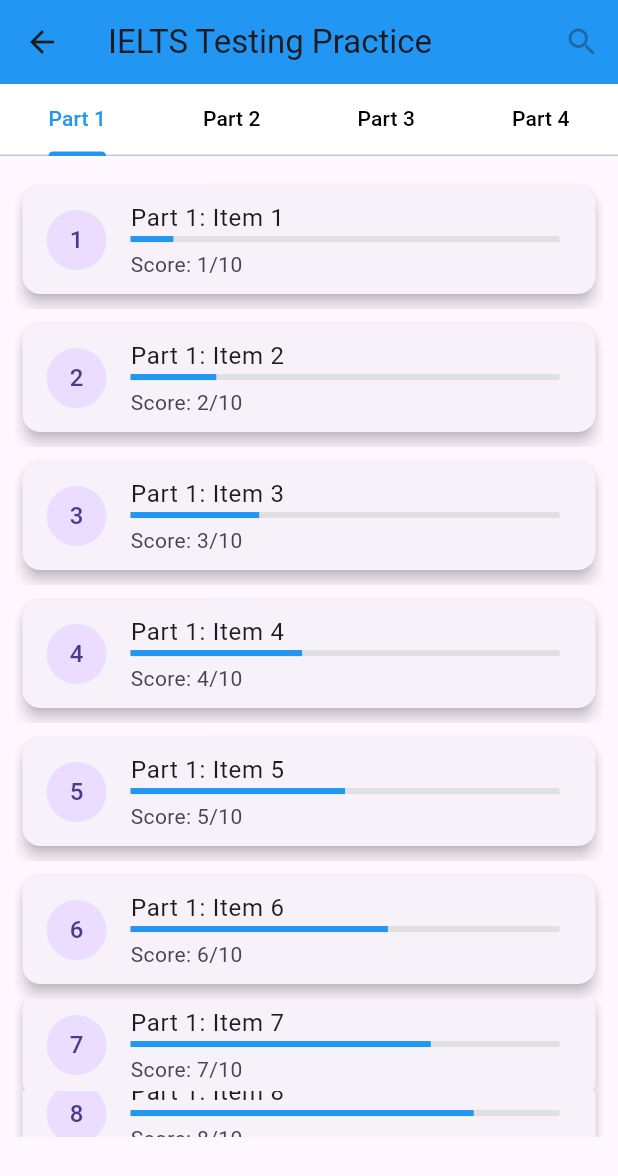
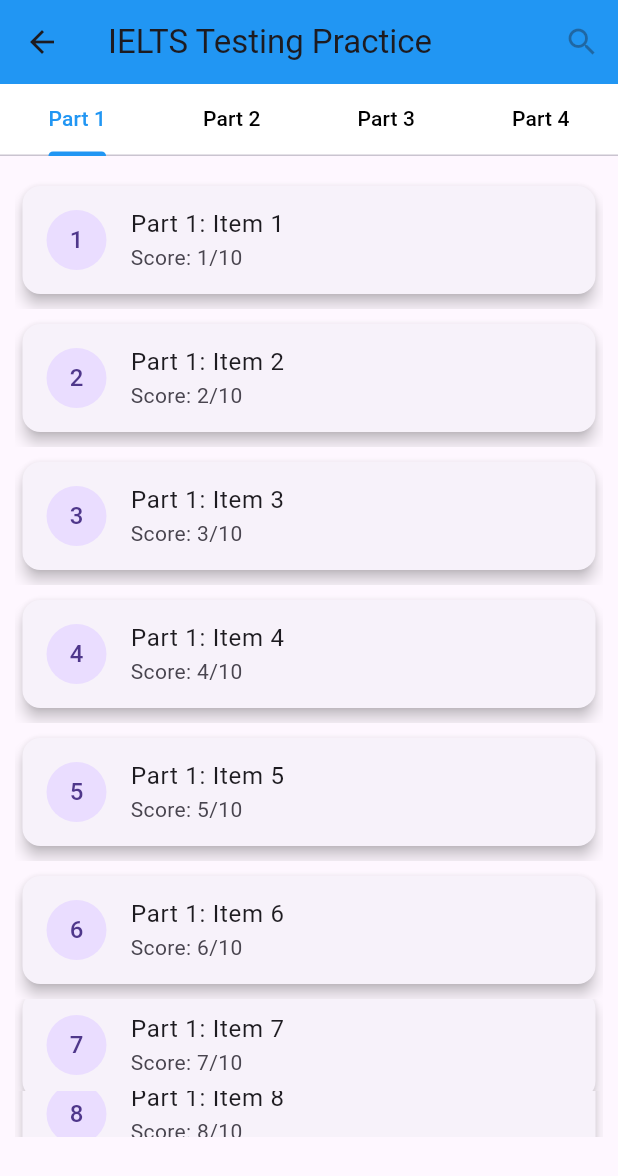
Before and after one commit to QuanNguyen15/ielts_application_flutter, a Flutter app: the screen it shows after launch, after a tap on "IELTS TESTING", on a phone screen of 412 x 824 dp. Shown: the top 1176 px of the screen. Run offline on Flutter 3.47's test engine with Material 3 defaults, Android fonts, the phone set to English and light mode, and no system bars; our stand-ins replace carousel_slider, visibility_detector.

Commit message:
modify ielts_testing_list.dart add file search_name_topic.dart

```diff
--- a/lib/pages/ielts_practise/ielts_testing_list.dart
+++ b/lib/pages/ielts_practise/ielts_testing_list.dart
@@ -82,7 +82,7 @@
 
   void _loadItems(List<int> items, GlobalKey<AnimatedListState> listKey) async {
     for (int i = 0; i < 10; i++) {
-      await Future.delayed(const Duration(milliseconds: 120));
+      await Future.delayed(const Duration(milliseconds: 125));
       items.add(i);
       listKey.currentState?.insertItem(items.length - 1);
     }
@@ -108,7 +108,6 @@
   }
 
   Widget _buildItem(String part, int item, Animation<double> animation) {
-    double progressValue = (item + 1) / 10.0;
     int score = item + 1;
 
     return SizeTransition(
@@ -121,18 +120,7 @@
             child: Text((item + 1).toString()),
           ),
           title: Text('$part: Item ${(item + 1)}'),
-          subtitle: Column(
-            crossAxisAlignment: CrossAxisAlignment.start,
-            children: [
-              LinearProgressIndicator(
-                value: progressValue,
-                backgroundColor: Colors.grey[300],
-                valueColor: AlwaysStoppedAnimation<Color>(Colors.blue),
-              ),
-              const SizedBox(height: 5),
-              Text('Score: $score/10'),
-            ],
-          ),
+          subtitle: Text('Score: $score/10'),
         ),
       ),
     );
```
Also changed, not shown: lib/features/search_name_topic.dart (added).
